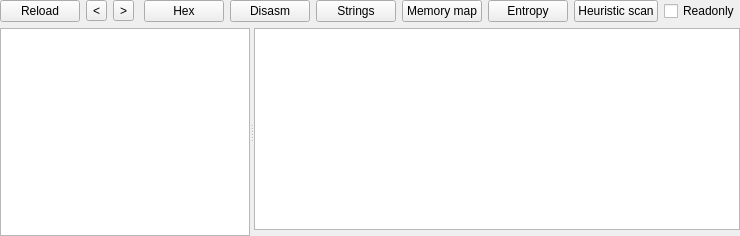
The window that ELF/elfwidget.ui (horsicq/FormatWidgets) describes before a commit, drawn with Qt 5.
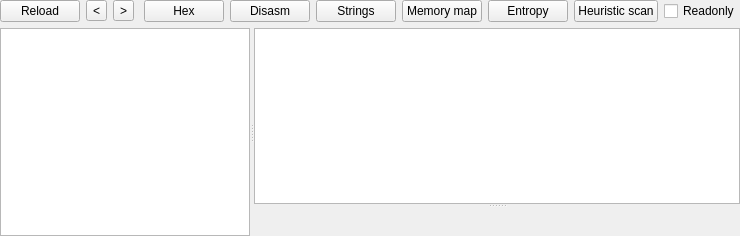
The same window after the commit. The open tabs and pages were chosen to show the change. Custom widgets are drawn as their Qt base class.

Diff of the .ui file:
```diff
--- a/ELF/elfwidget.ui
+++ b/ELF/elfwidget.ui
@@ -308,6 +308,10 @@
          <number>0</number>
         </property>
         <item>
+         <widget class="QSplitter" name="splitter_2">
+          <property name="orientation">
+           <enum>Qt::Vertical</enum>
+          </property>
          <widget class="QTableWidget" name="tableWidget_Elf_Ehdr">
           <property name="editTriggers">
            <set>QAbstractItemView::NoEditTriggers</set>
@@ -328,15 +332,7 @@
            <number>21</number>
           </attribute>
          </widget>
-        </item>
-        <item>
-         <widget class="ToolsWidget" name="widgetHex_Elf_Ehdr" native="true">
-          <property name="maximumSize">
-           <size>
-            <width>16777215</width>
-            <height>200</height>
-           </size>
-          </property>
+          <widget class="ToolsWidget" name="widgetHex_Elf_Ehdr" native="true"/>
          </widget>
         </item>
        </layout>
@@ -924,6 +920,12 @@
    <header>xhexviewwidget.h</header>
    <container>1</container>
   </customwidget>
+  <customwidget>
+   <class>XHashWidget</class>
+   <extends>QWidget</extends>
+   <header>xhashwidget.h</header>
+   <container>1</container>
+  </customwidget>
   <customwidget>
    <class>XMultiDisasmWidget</class>
    <extends>QWidget</extends>
@@ -936,12 +938,6 @@
    <header>searchsignatureswidget.h</header>
    <container>1</container>
   </customwidget>
-  <customwidget>
-   <class>XHashWidget</class>
-   <extends>QWidget</extends>
-   <header>xhashwidget.h</header>
-   <container>1</container>
-  </customwidget>
  </customwidgets>
  <resources/>
  <connections/>
```
Left out of the diff: 21 changed lines with no effect on the pictures. Lines whose indentation alone changed are shown as unchanged.
